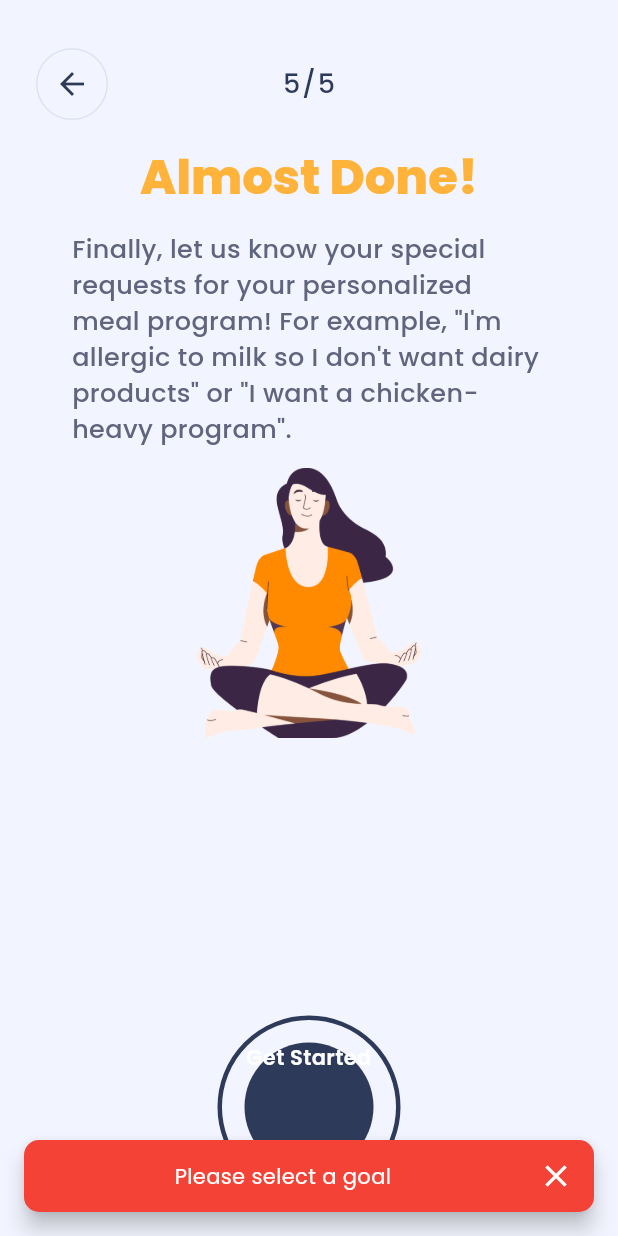
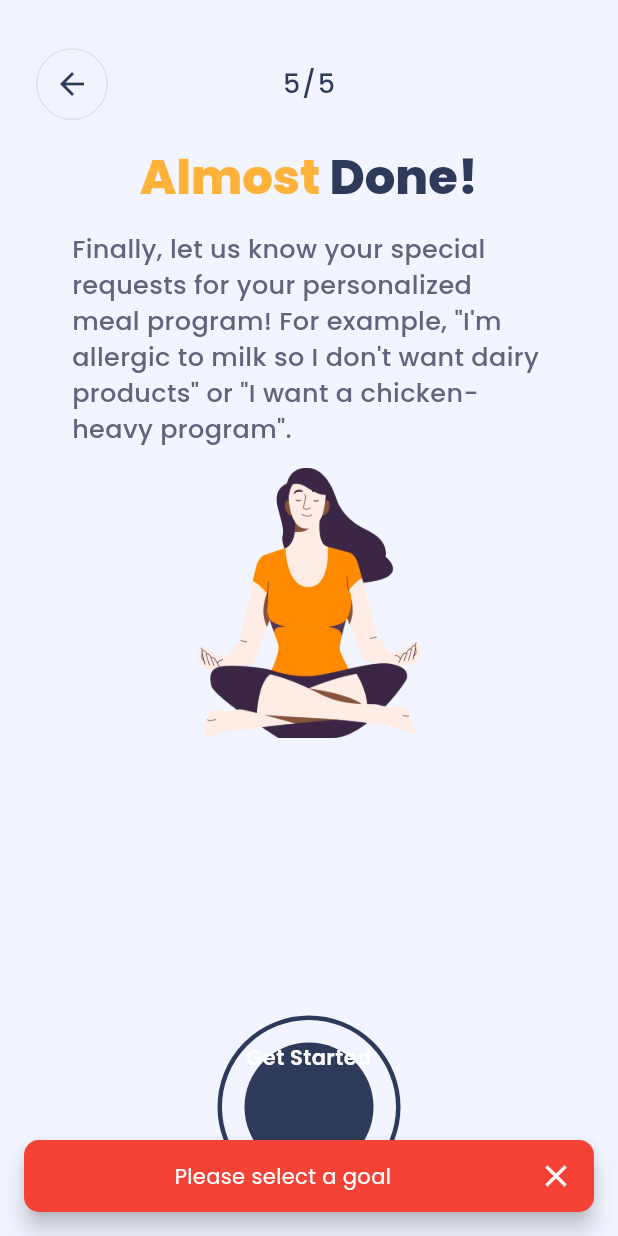
Before and after one commit to burcok/cookrange, a Flutter app: the screen it shows after launch, swiped to page 5, on a phone screen of 412 x 824 dp. Run offline on Flutter 3.47's test engine with Material 3 defaults, Android fonts, the phone set to English and light mode, and no system bars; our stand-ins replace connectivity_plus, device_info_plus, firebase_analytics, firebase_core, firebase_crashlytics, flutter_dotenv and 6 more; accounts and stored records are empty.

Commit message:
Enhance onboarding localization by updating titles and descriptions in English and Turkish. Titles are now split into two parts for better readability across onboarding pages.

```diff
--- a/lib/screens/onboarding/steps/onboarding_page5.dart
+++ b/lib/screens/onboarding/steps/onboarding_page5.dart
@@ -87,10 +87,20 @@ class OnboardingPage5 extends StatelessWidget {
                           children: [
                             TextSpan(
                               text: localizations
-                                  .translate('onboarding.page5.title'),
+                                  .translate('onboarding.page5.title.text1'),
                               style: TextStyle(
                                 color:
                                     colorScheme.onboardingNextButtonBorderColor,
+                                fontSize: 32,
+                                fontWeight: FontWeight.w800,
+                                fontFamily: 'Poppins',
+                              ),
+                            ),
+                            TextSpan(
+                              text: localizations
+                                  .translate('onboarding.page5.title.text2'),
+                              style: TextStyle(
+                                color: colorScheme.onboardingOptionTextColor,
                                 fontSize: 32,
                                 fontWeight: FontWeight.w800,
                                 fontFamily: 'Poppins',
```
Also changed, not shown: lib/core/localization/translations/en.json (+5 -5 lines), lib/core/localization/translations/tr.json (+6 -6 lines), lib/screens/onboarding/steps/onboarding_page2.dart (+11 -1 lines), lib/screens/onboarding/steps/onboarding_page3.dart (+14 -3 lines), lib/screens/onboarding/steps/onboarding_page4.dart (+11 -1 lines).
